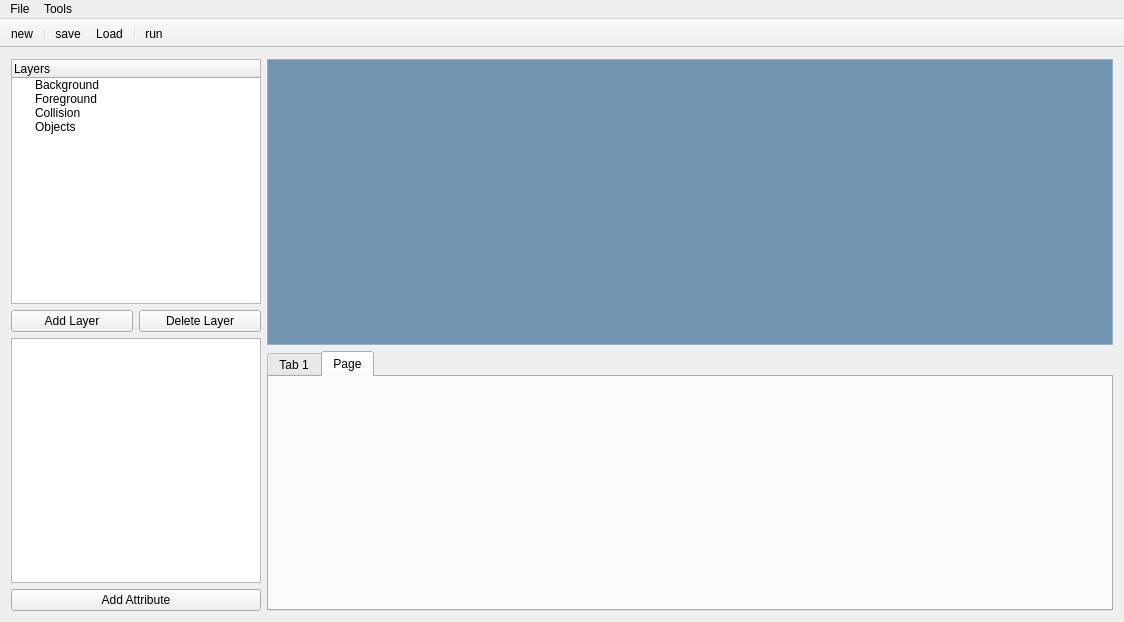
Old version of the form mainwindow.ui in the repository MadMac/PlatformerLevelEditor.
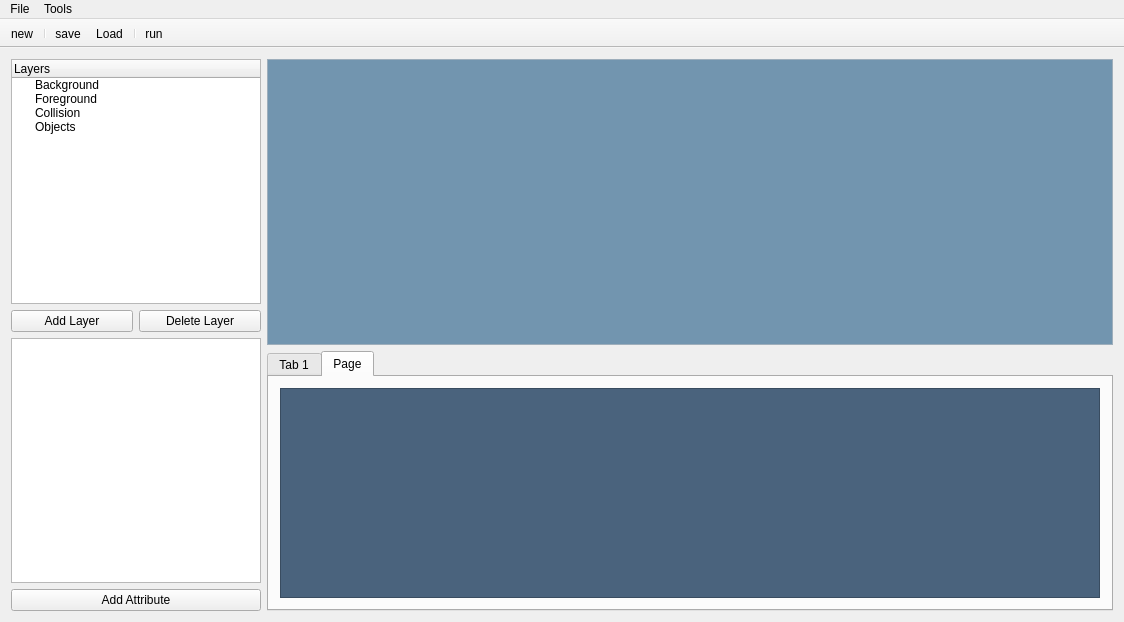
New version of the form. The open tabs and pages were chosen to show the change. Icons and pictures are not drawn.

Diff of the .ui file:
```diff
--- a/mainwindow.ui
+++ b/mainwindow.ui
@@ -320,6 +320,89 @@
          <attribute name="title">
           <string>Page</string>
          </attribute>
+         <layout class="QGridLayout" name="gridLayout_3">
+          <item row="0" column="0">
+           <widget class="QScrollArea" name="objectScrollArea">
+            <property name="palette">
+             <palette>
+              <active>
+               <colorrole role="Base">
+                <brush brushstyle="SolidPattern">
+                 <color alpha="255">
+                  <red>255</red>
+                  <green>255</green>
+                  <blue>255</blue>
+                 </color>
+                </brush>
+               </colorrole>
+               <colorrole role="Window">
+                <brush brushstyle="SolidPattern">
+                 <color alpha="255">
+                  <red>74</red>
+                  <green>99</green>
+                  <blue>125</blue>
+                 </color>
+                </brush>
+               </colorrole>
+              </active>
+              <inactive>
+               <colorrole role="Base">
+                <brush brushstyle="SolidPattern">
+                 <color alpha="255">
+                  <red>255</red>
+                  <green>255</green>
+                  <blue>255</blue>
+                 </color>
+                </brush>
+               </colorrole>
+               <colorrole role="Window">
+                <brush brushstyle="SolidPattern">
+                 <color alpha="255">
+                  <red>74</red>
+                  <green>99</green>
+                  <blue>125</blue>
+                 </color>
+                </brush>
+               </colorrole>
+              </inactive>
+              <disabled>
+               <colorrole role="Base">
+                <brush brushstyle="SolidPattern">
+                 <color alpha="255">
+                  <red>74</red>
+                  <green>99</green>
+                  <blue>125</blue>
+                 </color>
+                </brush>
+               </colorrole>
+               <colorrole role="Window">
+                <brush brushstyle="SolidPattern">
+                 <color alpha="255">
+                  <red>74</red>
+                  <green>99</green>
+                  <blue>125</blue>
+                 </color>
+                </brush>
+               </colorrole>
+              </disabled>
+             </palette>
+            </property>
+            <property name="widgetResizable">
+             <bool>true</bool>
+            </property>
+            <widget class="QWidget" name="scrollAreaWidgetContents_2">
+             <property name="geometry">
+              <rect>
+               <x>0</x>
+               <y>0</y>
+               <width>522</width>
+               <height>214</height>
+              </rect>
+             </property>
+            </widget>
+           </widget>
+          </item>
+         </layout>
         </widget>
        </widget>
       </item>
```
Left out of the diff: 64 changed lines with no effect on the pictures.
